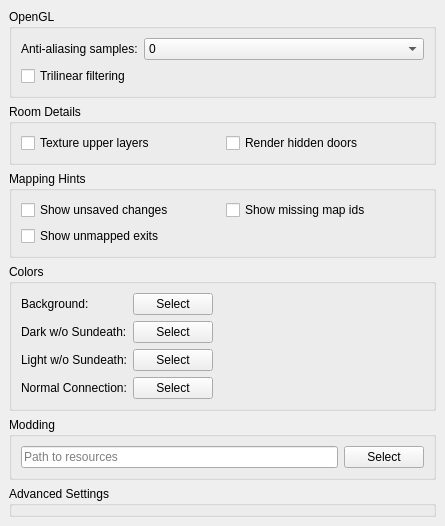
First picture: the form in src/preferences/graphicspage.ui, repository nschimme/MMapper, before the edit.
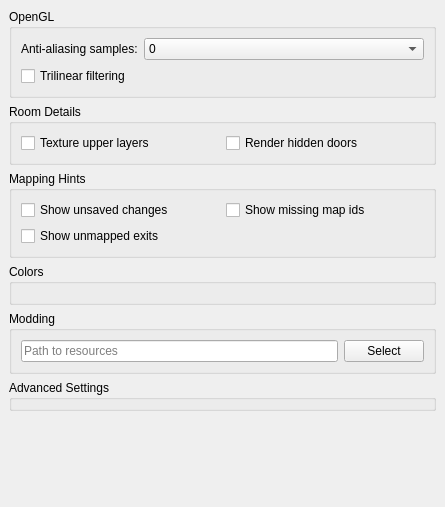
Second picture: the form after the edit.

```diff
--- a/src/preferences/graphicspage.ui
+++ b/src/preferences/graphicspage.ui
@@ -213,87 +213,6 @@
       <property name="spacing">
        <number>6</number>
       </property>
-      <item row="2" column="1">
-       <widget class="QPushButton" name="darkLitPushButton">
-        <property name="text">
-         <string>Select</string>
-        </property>
-       </widget>
-      </item>
-      <item row="0" column="0">
-       <widget class="QLabel" name="bgLabel">
-        <property name="text">
-         <string>Background:</string>
-        </property>
-        <property name="buddy">
-         <cstring>bgChangeColor</cstring>
-        </property>
-       </widget>
-      </item>
-      <item row="1" column="0">
-       <widget class="QLabel" name="darkLabel">
-        <property name="text">
-         <string>Dark w/o Sundeath:</string>
-        </property>
-        <property name="buddy">
-         <cstring>darkPushButton</cstring>
-        </property>
-       </widget>
-      </item>
-      <item row="0" column="2">
-       <spacer name="horizontalSpacer">
-        <property name="orientation">
-         <enum>Qt::Horizontal</enum>
-        </property>
-        <property name="sizeHint" stdset="0">
-         <size>
-          <width>40</width>
-          <height>20</height>
-         </size>
-        </property>
-       </spacer>
-      </item>
-      <item row="0" column="1">
-       <widget class="QPushButton" name="bgChangeColor">
-        <property name="text">
-         <string>Select</string>
-        </property>
-       </widget>
-      </item>
-      <item row="3" column="0">
-       <widget class="QLabel" name="connectionNormalLabel">
-        <property name="text">
-         <string>Normal Connection:</string>
-        </property>
-        <property name="buddy">
-         <cstring>connectionNormalPushButton</cstring>
-        </property>
-       </widget>
-      </item>
-      <item row="1" column="1">
-       <widget class="QPushButton" name="darkPushButton">
-        <property name="text">
-         <string>Select</string>
-        </property>
-       </widget>
-      </item>
-      <item row="2" column="0">
-       <widget class="QLabel" name="darkLitLabel">
-        <property name="text">
-         <string>Light w/o Sundeath:</string>
-        </property>
-        <property name="buddy">
-         <cstring>darkLitPushButton</cstring>
-        </property>
-       </widget>
-      </item>
-      <item row="3" column="1">
-       <widget class="QPushButton" name="connectionNormalPushButton">
-        <property name="text">
-         <string>Select</string>
-        </property>
-       </widget>
-      </item>
      </layout>
     </widget>
    </item>
```
Left out of the diff: 4 changed lines with no effect on the pictures.
